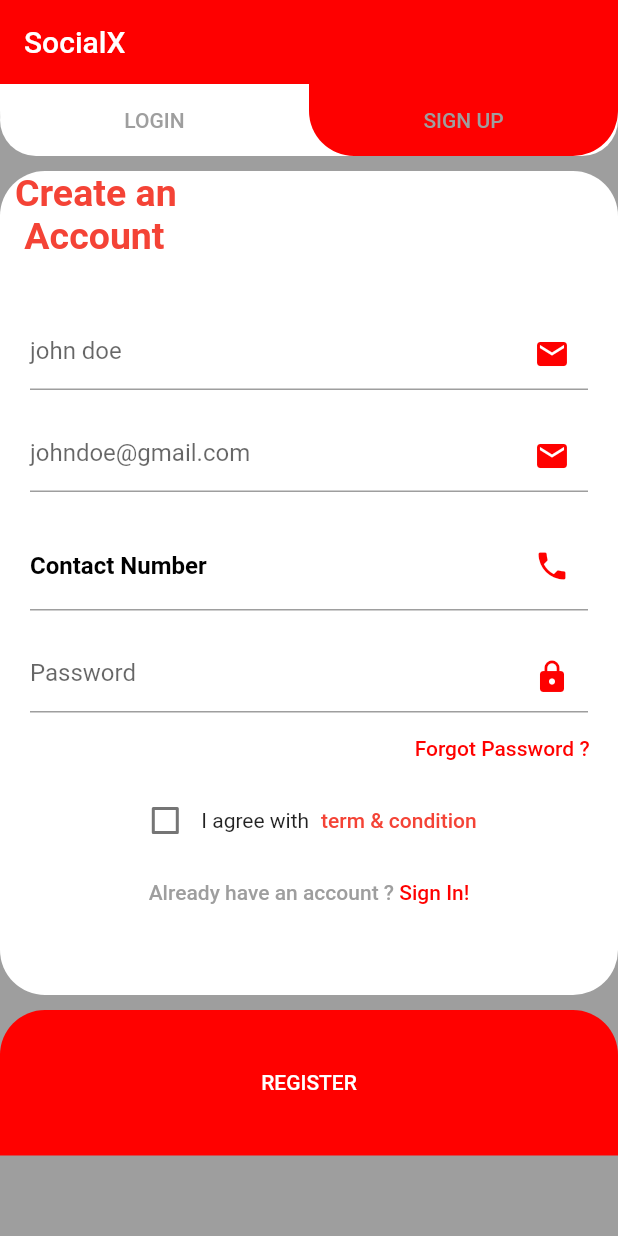
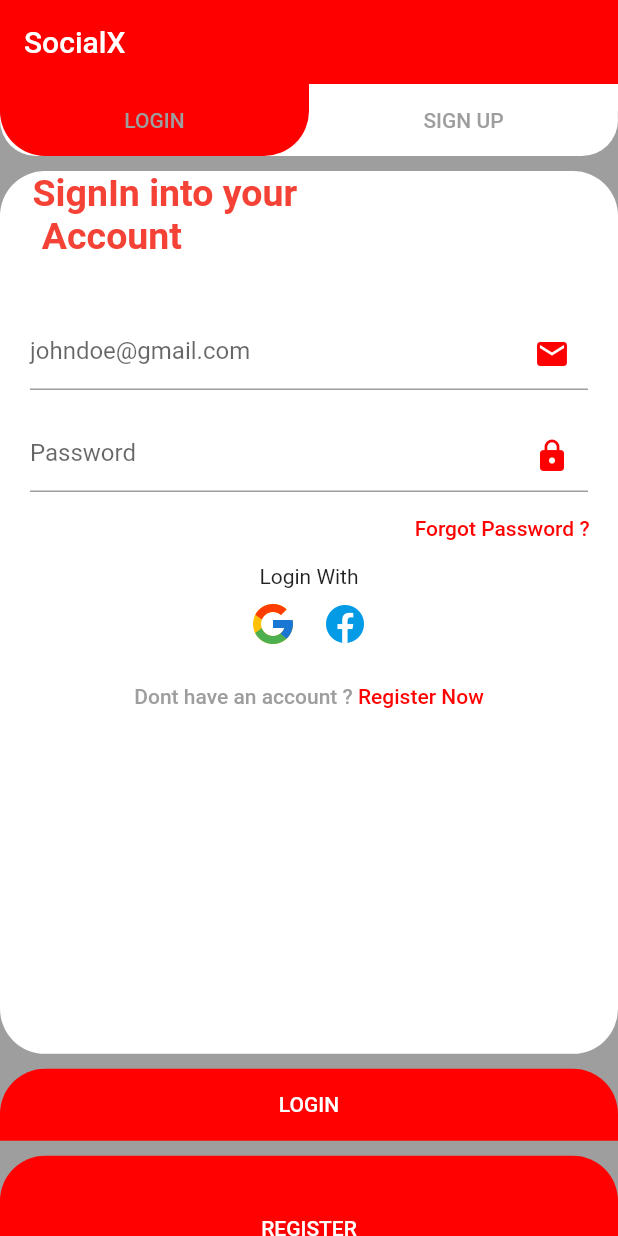
Before and after one commit to LinoShaji/socialX, a Flutter app: the screen it shows after launch, on a phone screen of 412 x 824 dp. Run offline on Flutter 3.47's test engine with Material 2 defaults, Android fonts, the phone set to English and light mode, and no system bars; our stand-ins replace cloud_firestore, firebase_auth, firebase_core, fluttertoast; missing offline and left inert: news_api_flutter_package; accounts and stored records are empty.

Commit message:
changed UI response

```diff
--- a/lib/login.dart
+++ b/lib/login.dart
@@ -25,8 +25,8 @@ class Login extends StatefulWidget {
 class _LoginState extends State<Login> {
   bool isLogin = false;
   bool agree = false;
-  Color colors = Colors.white; // used for Login Button
-  Color colors2 = Color(0xfffe0000); // used for signup Button
+  Color colors2 = Colors.white; // used for Signup Button
+  Color colors = Color(0xfffe0000); // used for Login Button
   @override
   Widget build(BuildContext context) {
     final FirebaseAuth _firebaseAuth = FirebaseAuth.instance;
@@ -109,7 +109,7 @@ class _LoginState extends State<Login> {
                       widget: TextButton(
                           onPressed: () {
                             setState(() {
-                              isLogin = true;
+                              isLogin = false;
                               colors = const Color(0xfffe0000);
                               colors2 = Colors.white;
                             });
@@ -125,7 +125,7 @@ class _LoginState extends State<Login> {
                         widget: TextButton(
                             onPressed: () {
                               setState(() {
-                                isLogin = false;
+                                isLogin = true;
                                 colors2 = Color(0xfffe0000);
                                 colors = Colors.white;
                               });
@@ -137,7 +137,7 @@ class _LoginState extends State<Login> {
                   ]),
             ),
             SizedBox(height: 10),
-            isLogin == true
+            isLogin == false
                 ? Column(
                     children: [
                       CustomContainer(
@@ -152,7 +152,7 @@ class _LoginState extends State<Login> {
                                 "SignIn into your \n Account",
                                 style: TextStyle(
                                     fontSize: 25,
-                                    color: Colors.amber,
+                                    color: Colors.red,
                                     fontWeight: FontWeight.bold),
                               ),
                             ),
```
Also changed, not shown: lib/HomePage.dart (+11 -2 lines).
